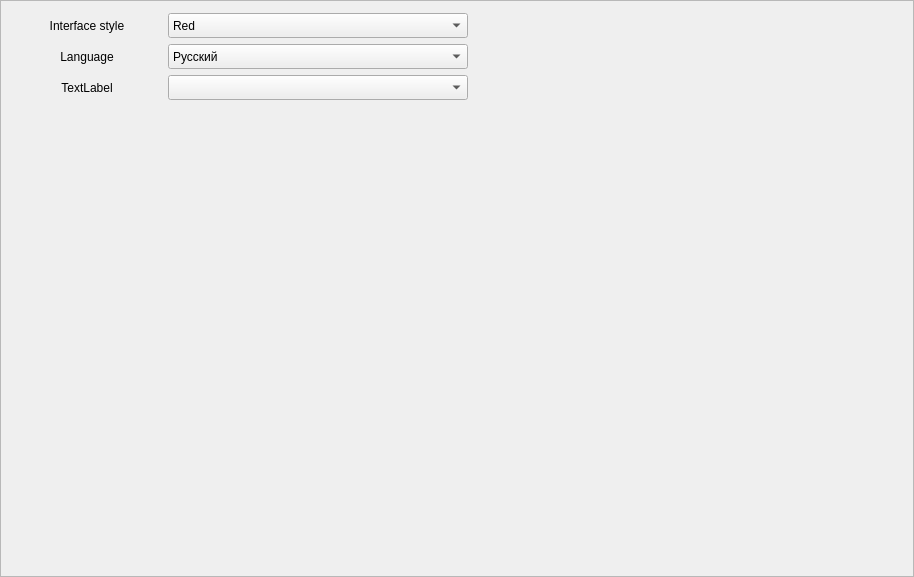
The window that parser-test/settings_programlayout.ui (JerryShe/O-Reader) describes before a commit, drawn with Qt 5.
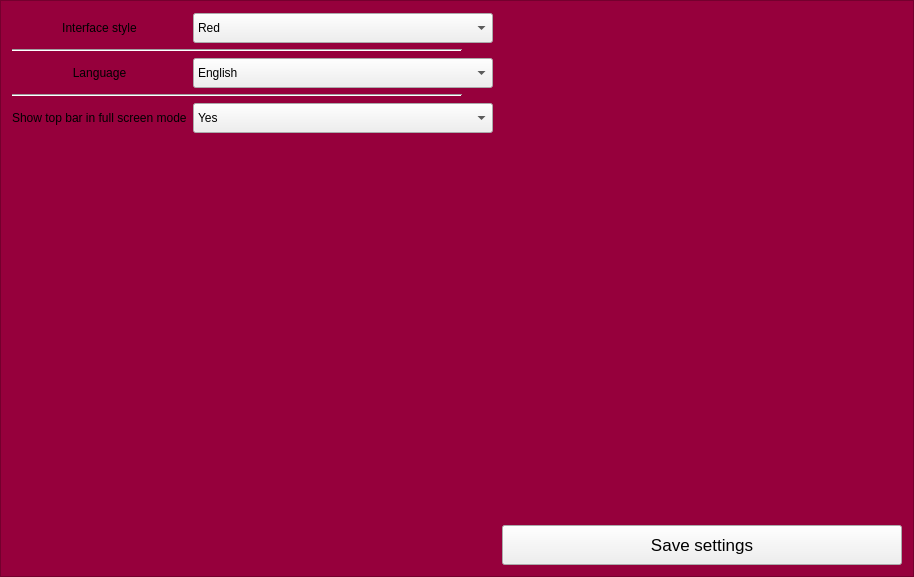
The same window after the commit.

```diff
--- a/parser-test/settings_programlayout.ui
+++ b/parser-test/settings_programlayout.ui
@@ -19,60 +19,65 @@
   <property name="windowTitle">
    <string>Frame</string>
   </property>
+  <property name="styleSheet">
+   <string notr="true">#Settings_ProgramLayout
+{background-color:rgb(150, 0, 60);
+color:white;}
+
+line 
+{
+background-color:red;
+}</string>
+  </property>
   <property name="frameShape">
    <enum>QFrame::StyledPanel</enum>
   </property>
   <property name="frameShadow">
    <enum>QFrame::Raised</enum>
   </property>
-  <layout class="QGridLayout" name="gridLayout_2">
-   <property name="sizeConstraint">
-    <enum>QLayout::SetMaximumSize</enum>
-   </property>
-   <item row="1" column="0">
-    <widget class="QLabel" name="InterfaceStyle">
+  <layout class="QGridLayout" name="gridLayout">
+   <item row="7" column="3">
+    <widget class="QPushButton" name="SaveButton">
+     <property name="sizePolicy">
+      <sizepolicy hsizetype="Preferred" vsizetype="Fixed">
+       <horstretch>0</horstretch>
+       <verstretch>0</verstretch>
+      </sizepolicy>
+     </property>
      <property name="minimumSize">
       <size>
-       <width>150</width>
-       <height>25</height>
+       <width>400</width>
+       <height>40</height>
       </size>
      </property>
-     <property name="text">
-      <string>Interface style</string>
-     </property>
-     <property name="alignment">
-      <set>Qt::AlignCenter</set>
-     </property>
-    </widget>
-   </item>
-   <item row="3" column="0">
-    <widget class="QLabel" name="label_3">
-     <property name="minimumSize">
+     <property name="maximumSize">
       <size>
-       <width>150</width>
-       <height>25</height>
+       <width>400</width>
+       <height>40</height>
       </size>
      </property>
+     <property name="font">
+      <font>
+       <pointsize>13</pointsize>
+      </font>
+     </property>
      <property name="text">
-      <string>TextLabel</string>
+      <string>Save settings</string>
      </property>
-     <property name="alignment">
-      <set>Qt::AlignCenter</set>
-     </property>
     </widget>
    </item>
-   <item row="4" column="0">
-    <spacer name="verticalSpacer">
+   <item row="4" column="0" colspan="4">
+    <widget class="Line" name="line_63">
+     <property name="maximumSize">
+      <size>
+       <width>450</width>
+       <height>10</height>
+      </size>
+     </property>
      <property name="orientation">
-      <enum>Qt::Vertical</enum>
+      <enum>Qt::Horizontal</enum>
      </property>
-     <property name="sizeHint" stdset="0">
-      <size>
-       <width>20</width>
-       <height>40</height>
-      </size>
-     </property>
-    </spacer>
+    </widget>
    </item>
    <item row="0" column="1">
     <spacer name="horizontalSpacer">
@@ -87,8 +92,47 @@
      </property>
     </spacer>
    </item>
-   <item row="2" column="0">
-    <widget class="QLabel" name="label_2">
+   <item row="2" column="0" colspan="4">
+    <widget class="Line" name="line_62">
+     <property name="maximumSize">
+      <size>
+       <width>450</width>
+       <height>10</height>
+      </size>
+     </property>
+     <property name="orientation">
+      <enum>Qt::Horizontal</enum>
+     </property>
+    </widget>
+   </item>
+   <item row="5" column="1" colspan="2">
+    <widget class="QComboBox" name="TopBarShowBox">
+     <property name="minimumSize">
+      <size>
+       <width>300</width>
+       <height>30</height>
+      </size>
+     </property>
+     <property name="maximumSize">
+      <size>
+       <width>300</width>
+       <height>30</height>
+      </size>
+     </property>
+     <item>
+      <property name="text">
+       <string>Yes</string>
+      </property>
+     </item>
+     <item>
+      <property name="text">
+       <string>No</string>
+      </property>
+     </item>
+    </widget>
+   </item>
+   <item row="5" column="0">
+    <widget class="QLabel" name="TopBarShow">
      <property name="minimumSize">
       <size>
        <width>150</width>
@@ -96,41 +140,43 @@
       </size>
      </property>
      <property name="text">
-      <string>Language</string>
+      <string>Show top bar in full screen mode</string>
      </property>
-     <property name="alignment">
-      <set>Qt::AlignCenter</set>
-     </property>
     </widget>
    </item>
-   <item row="3" column="1">
-    <widget class="QComboBox" name="comboBox_3">
+   <item row="3" column="1" colspan="2">
+    <widget class="QComboBox" name="LanguageBox">
      <property name="minimumSize">
       <size>
        <width>300</width>
-       <height>25</height>
+       <height>30</height>
       </size>
      </property>
      <property name="maximumSize">
       <size>
        <width>300</width>
-       <height>25</height>
+       <height>30</height>
       </size>
      </property>
+     <item>
+      <property name="text">
+       <string>English</string>
+      </property>
+     </item>
     </widget>
    </item>
-   <item row="1" column="1">
-    <widget class="QComboBox" name="comboBox_4">
+   <item row="1" column="1" colspan="2">
+    <widget class="QComboBox" name="InterfaceStyleBox">
      <property name="minimumSize">
       <size>
        <width>300</width>
-       <height>25</height>
+       <height>30</height>
       </size>
      </property>
      <property name="maximumSize">
       <size>
        <width>300</width>
-       <height>25</height>
+       <height>30</height>
       </size>
      </property>
      <property name="insertPolicy">
@@ -163,32 +209,51 @@
      </item>
     </widget>
    </item>
-   <item row="2" column="1">
-    <widget class="QComboBox" name="comboBox_5">
+   <item row="1" column="0">
+    <widget class="QLabel" name="InterfaceStyle">
      <property name="minimumSize">
       <size>
-       <width>300</width>
+       <width>150</width>
        <height>25</height>
       </size>
      </property>
-     <property name="maximumSize">
+     <property name="text">
+      <string>Interface style</string>
+     </property>
+     <property name="alignment">
+      <set>Qt::AlignCenter</set>
+     </property>
+    </widget>
+   </item>
+   <item row="3" column="0">
+    <widget class="QLabel" name="label_2">
+     <property name="minimumSize">
       <size>
-       <width>300</width>
+       <width>150</width>
        <height>25</height>
       </size>
      </property>
-     <item>
-      <property name="text">
-       <string>Русский</string>
-      </property>
-     </item>
-     <item>
-      <property name="text">
-       <string>English</string>
-      </property>
-     </item>
+     <property name="text">
+      <string>Language</string>
+     </property>
+     <property name="alignment">
+      <set>Qt::AlignCenter</set>
+     </property>
     </widget>
    </item>
+   <item row="6" column="1">
+    <spacer name="verticalSpacer">
+     <property name="orientation">
+      <enum>Qt::Vertical</enum>
+     </property>
+     <property name="sizeHint" stdset="0">
+      <size>
+       <width>20</width>
+       <height>40</height>
+      </size>
+     </property>
+    </spacer>
+   </item>
   </layout>
  </widget>
  <resources/>
```
Left out of the diff: 20 changed lines with no effect on the pictures.
